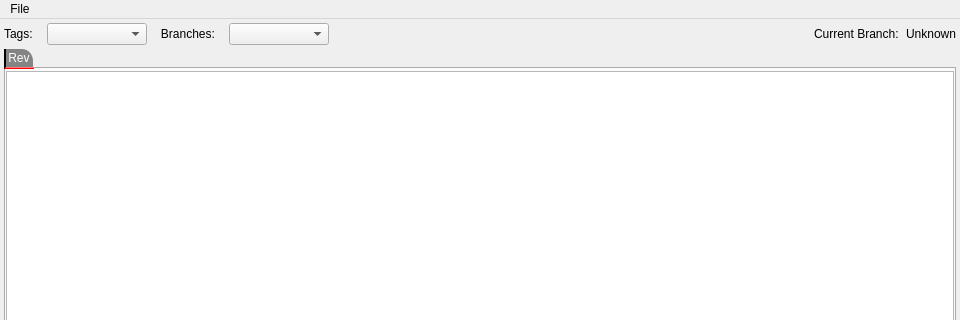
Above: mainwindow.ui from andy-campbell/acgit before the change; both pictures show x 0 to 960 and y 0 to 320 of the 960 by 600 pixel window. Below: the same form after it.
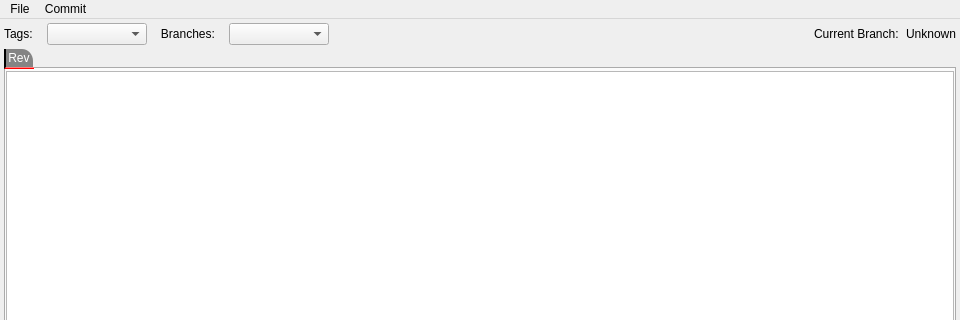
That is the form after the change. Icons and pictures are not drawn. Custom widgets are drawn as their Qt base class.

Patch:
```diff
--- a/mainwindow.ui
+++ b/mainwindow.ui
@@ -376,7 +376,17 @@
     <addaction name="separator"/>
     <addaction name="actionQuit"/>
    </widget>
+   <widget class="QMenu" name="menuCommit">
+    <property name="title">
+     <string>Commit</string>
+    </property>
+    <addaction name="actionSave_Path"/>
+    <addaction name="separator"/>
+    <addaction name="actionCreate_Tag"/>
+    <addaction name="actionDelete_Tag"/>
+   </widget>
    <addaction name="menuFile"/>
+   <addaction name="menuCommit"/>
   </widget>
   <action name="actionOpen">
    <property name="text">
```
Left out of the diff: 15 changed lines with no effect on the pictures.
